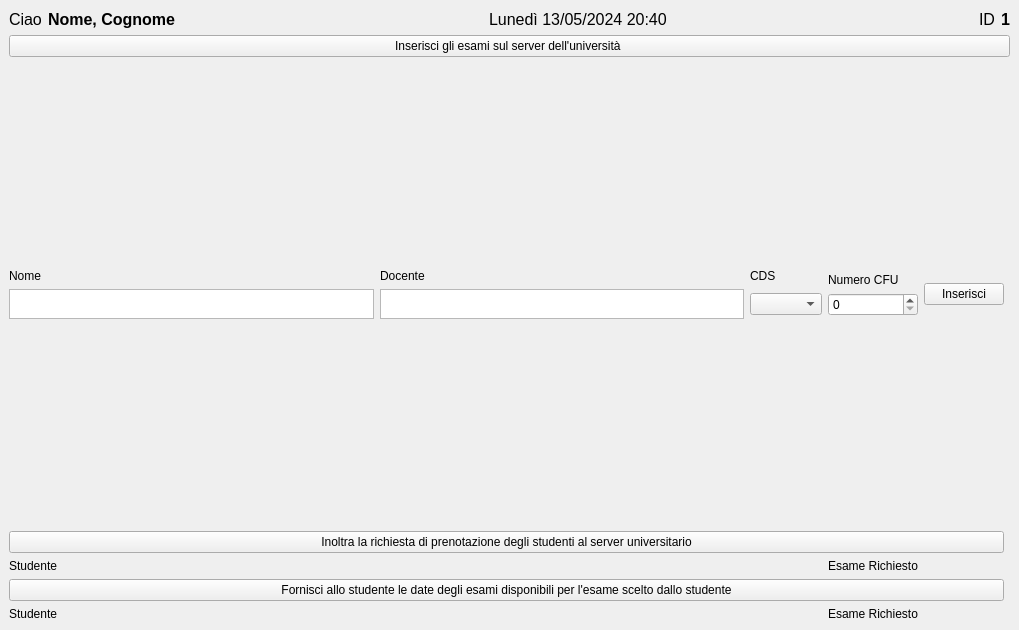
Qt form gui/segreteria_home_gui.ui (VikSn0w/StudiSync) before a commit.
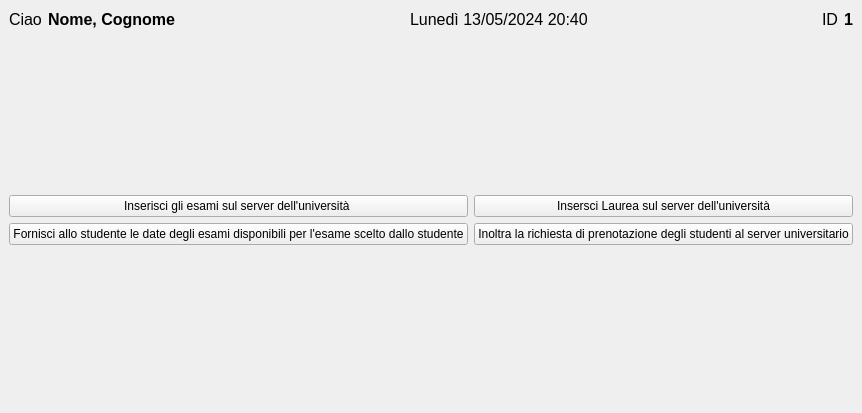
The same form after that commit.

The edit to the form file:
```diff
--- a/gui/segreteria_home_gui.ui
+++ b/gui/segreteria_home_gui.ui
@@ -6,8 +6,8 @@
    <rect>
     <x>0</x>
     <y>0</y>
-    <width>1019</width>
-    <height>630</height>
+    <width>846</width>
+    <height>413</height>
    </rect>
   </property>
   <property name="font">
@@ -19,8 +19,8 @@
    <string>StudiSync - Segreteria Home</string>
   </property>
   <widget class="QWidget" name="centralwidget">
-   <layout class="QGridLayout" name="gridLayout_2">
-    <item row="0" column="0">
+   <layout class="QVBoxLayout" name="verticalLayout">
+    <item>
      <layout class="QHBoxLayout" name="horizontalLayout">
       <item>
        <widget class="QLabel" name="label_6">
@@ -107,6 +107,7 @@
          <font>
           <family>Segoe UI</family>
           <pointsize>12</pointsize>
+          <weight>75</weight>
           <bold>true</bold>
          </font>
         </property>
@@ -117,180 +118,70 @@
       </item>
      </layout>
     </item>
-    <item row="1" column="0">
-     <layout class="QGridLayout" name="gridLayout">
-      <item row="3" column="1">
-       <layout class="QVBoxLayout" name="verticalLayout">
-        <item>
-         <spacer name="verticalSpacer_4">
-          <property name="orientation">
-           <enum>Qt::Vertical</enum>
-          </property>
-          <property name="sizeHint" stdset="0">
-           <size>
-            <width>20</width>
-            <height>40</height>
-           </size>
-          </property>
-         </spacer>
-        </item>
-        <item>
-         <widget class="QLabel" name="label_3">
-          <property name="text">
-           <string>Numero CFU</string>
-          </property>
-         </widget>
-        </item>
-        <item>
-         <widget class="QSpinBox" name="CFU"/>
-        </item>
-        <item>
-         <spacer name="verticalSpacer">
-          <property name="orientation">
-           <enum>Qt::Vertical</enum>
-          </property>
-          <property name="sizeHint" stdset="0">
-           <size>
-            <width>20</width>
-            <height>20</height>
-           </size>
-          </property>
-         </spacer>
-        </item>
-       </layout>
-      </item>
-      <item row="3" column="0">
-       <layout class="QGridLayout" name="gridLayout_3">
-        <item row="4" column="0">
-         <spacer name="verticalSpacer_3">
-          <property name="orientation">
-           <enum>Qt::Vertical</enum>
-          </property>
-          <property name="sizeHint" stdset="0">
-           <size>
-            <width>20</width>
-            <height>40</height>
-           </size>
-          </property>
-         </spacer>
-        </item>
-        <item row="3" column="1">
-         <widget class="QTextEdit" name="textEdit">
-          <property name="maximumSize">
-           <size>
-            <width>16777215</width>
-            <height>30</height>
-           </size>
-          </property>
-         </widget>
-        </item>
-        <item row="2" column="0">
-         <widget class="QLabel" name="label_8">
-          <property name="text">
-           <string>Nome</string>
-          </property>
-         </widget>
-        </item>
-        <item row="3" column="0">
-         <widget class="QPlainTextEdit" name="NomeEsame">
-          <property name="maximumSize">
-           <size>
-            <width>16777215</width>
-            <height>30</height>
-           </size>
-          </property>
-         </widget>
-        </item>
-        <item row="2" column="1">
-         <widget class="QLabel" name="label_9">
-          <property name="text">
-           <string>Docente</string>
-          </property>
-         </widget>
-        </item>
-        <item row="1" column="0">
-         <spacer name="verticalSpacer_2">
-          <property name="orientation">
-           <enum>Qt::Vertical</enum>
-          </property>
-          <property name="sizeHint" stdset="0">
-           <size>
-            <width>10</width>
-            <height>10</height>
-           </size>
-          </property>
-         </spacer>
-        </item>
-        <item row="2" column="2">
-         <widget class="QLabel" name="label_10">
-          <property name="text">
-           <string>CDS</string>
-          </property>
-         </widget>
-        </item>
-        <item row="3" column="2">
-         <widget class="QComboBox" name="CorsiDiStudi"/>
-        </item>
-       </layout>
-      </item>
-      <item row="5" column="0" colspan="3">
-       <widget class="QPushButton" name="pushButton_2">
-        <property name="text">
-         <string>Inoltra la richiesta di prenotazione degli studenti al server universitario</string>
-        </property>
-       </widget>
-      </item>
-      <item row="6" column="1">
-       <widget class="QLabel" name="label_2">
-        <property name="text">
-         <string>Esame Richiesto</string>
-        </property>
-       </widget>
-      </item>
-      <item row="1" column="0" colspan="4">
-       <widget class="QPushButton" name="pushButton">
-        <property name="text">
-         <string>Inserisci gli esami sul server dell'università </string>
-        </property>
-       </widget>
-      </item>
-      <item row="3" column="2">
-       <widget class="QPushButton" name="pushButton_4">
-        <property name="text">
-         <string>Inserisci</string>
-        </property>
-       </widget>
-      </item>
-      <item row="7" column="0" colspan="3">
-       <widget class="QPushButton" name="pushButton_3">
+    <item>
+     <spacer name="verticalSpacer">
+      <property name="orientation">
+       <enum>Qt::Vertical</enum>
+      </property>
+      <property name="sizeType">
+       <enum>QSizePolicy::Expanding</enum>
+      </property>
+      <property name="sizeHint" stdset="0">
+       <size>
+        <width>20</width>
+        <height>100</height>
+       </size>
+      </property>
+     </spacer>
+    </item>
+    <item>
+     <layout class="QGridLayout" name="gridLayout_2">
+      <item row="2" column="0">
+       <widget class="QPushButton" name="DateDiposnibiliEsami">
         <property name="text">
          <string>Fornisci allo studente le date degli esami disponibili per l'esame scelto dallo studente</string>
         </property>
        </widget>
       </item>
-      <item row="8" column="0">
-       <widget class="QLabel" name="label_4">
+      <item row="0" column="0">
+       <widget class="QPushButton" name="InserimentoEsamiButton">
         <property name="text">
-         <string>Studente</string>
+         <string>Inserisci gli esami sul server dell'università </string>
         </property>
        </widget>
       </item>
-      <item row="8" column="1">
-       <widget class="QLabel" name="label_5">
+      <item row="2" column="1">
+       <widget class="QPushButton" name="InoltraRichiestaButton">
         <property name="text">
-         <string>Esame Richiesto</string>
+         <string>Inoltra la richiesta di prenotazione degli studenti al server universitario</string>
         </property>
        </widget>
       </item>
-      <item row="6" column="0">
-       <widget class="QLabel" name="label">
+      <item row="0" column="1">
+       <widget class="QPushButton" name="InserimentoLaureaButton">
         <property name="text">
-         <string>Studente</string>
+         <string>Insersci Laurea sul server dell'università</string>
         </property>
        </widget>
       </item>
      </layout>
     </item>
+    <item>
+     <spacer name="verticalSpacer_2">
+      <property name="orientation">
+       <enum>Qt::Vertical</enum>
+      </property>
+      <property name="sizeType">
+       <enum>QSizePolicy::MinimumExpanding</enum>
+      </property>
+      <property name="sizeHint" stdset="0">
+       <size>
+        <width>20</width>
+        <height>40</height>
+       </size>
+      </property>
+     </spacer>
+    </item>
    </layout>
   </widget>
   <action name="actionCIso">
```
Left out of the diff: 1 changed line with no effect on the pictures.
